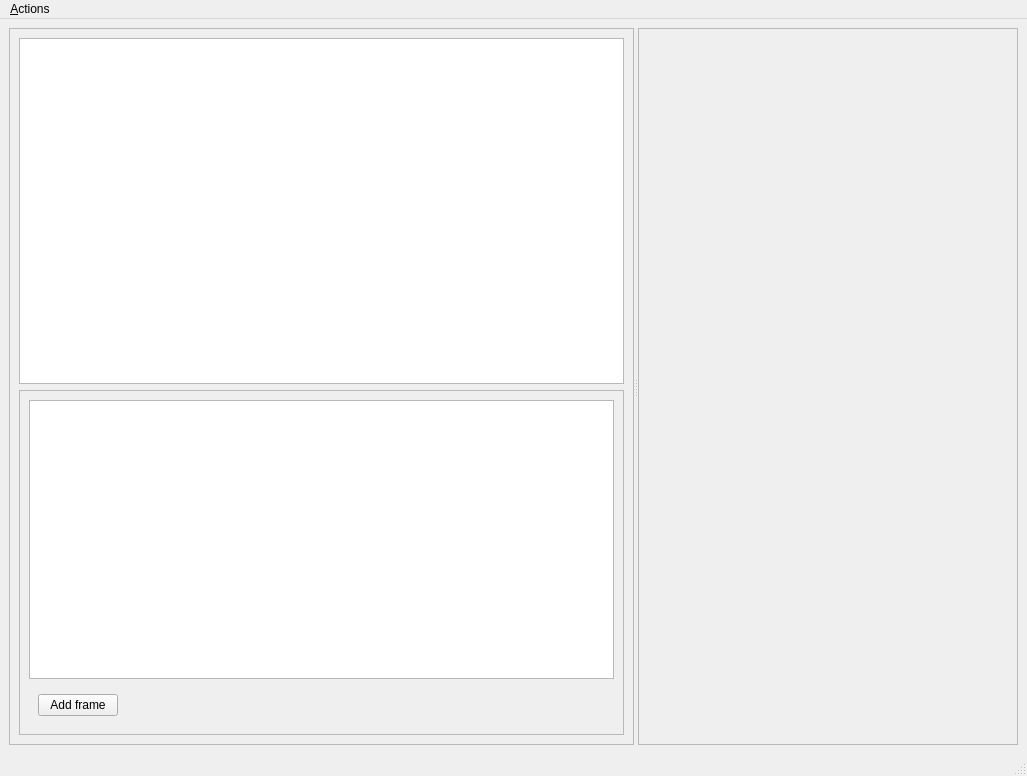
Qt form vtk/Trans/Trans_app_Qt_VTK.ui (timeanddoctor/pystuff) before a commit.
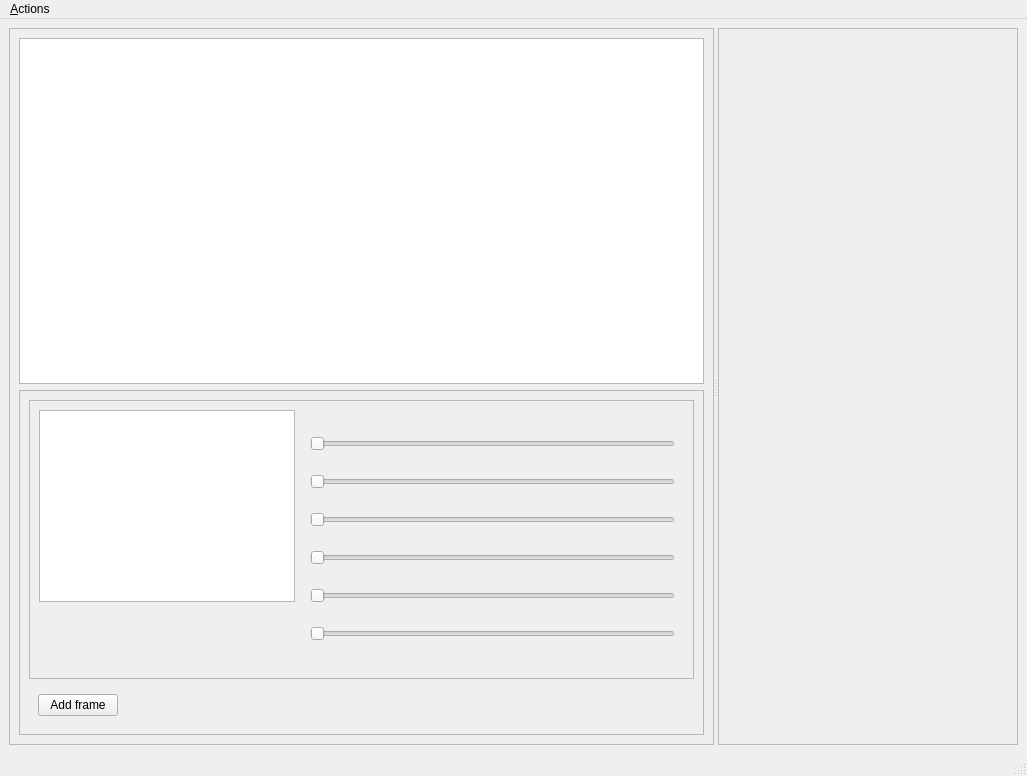
The same form after that commit.

The edit to the form file:
```diff
--- a/vtk/Trans/Trans_app_Qt_VTK.ui
+++ b/vtk/Trans/Trans_app_Qt_VTK.ui
@@ -73,11 +73,100 @@
              <item>
               <layout class="QVBoxLayout" name="verticalLayout">
                <item>
-                <widget class="QTableView" name="tblTransform">
-                 <size>
-                  <width>4</width>
-                  <height>4</height>
-                 </size>
+                <widget class="QFrame" name="frame_3">
+                 <property name="frameShape">
+                  <enum>QFrame::StyledPanel</enum>
+                 </property>
+                 <property name="frameShadow">
+                  <enum>QFrame::Raised</enum>
+                 </property>
+                 <layout class="QHBoxLayout" name="horizontalLayout_6">
+                  <item>
+                   <layout class="QVBoxLayout" name="verticalLayout_4">
+                    <item>
+                     <widget class="QTableView" name="tblTransform">
+                      <property name="sizePolicy">
+                       <sizepolicy hsizetype="Minimum" vsizetype="Minimum">
+                        <horstretch>0</horstretch>
+                        <verstretch>0</verstretch>
+                       </sizepolicy>
+                      </property>
+                     </widget>
+                    </item>
+                    <item>
+                     <spacer name="verticalSpacer">
+                      <property name="orientation">
+                       <enum>Qt::Vertical</enum>
+                      </property>
+                      <property name="sizeHint" stdset="0">
+                       <size>
+                        <width>40</width>
+                        <height>40</height>
+                       </size>
+                      </property>
+                     </spacer>
+                    </item>
+                   </layout>
+                  </item>
+                  <item>
+                   <widget class="QFrame" name="frame_4">
+                    <property name="minimumSize">
+                     <size>
+                      <width>100</width>
+                      <height>0</height>
+                     </size>
+                    </property>
+                    <layout class="QHBoxLayout" name="horizontalLayout_7">
+                     <item>
+                      <layout class="QVBoxLayout" name="verticalSliderLayout">
+                       <item>
+                        <widget class="QSlider" name="rotXSlider">
+                         <property name="orientation">
+                          <enum>Qt::Horizontal</enum>
+                         </property>
+                        </widget>
+                       </item>
+                       <item>
+                        <widget class="QSlider" name="rotYSlider">
+                         <property name="orientation">
+                          <enum>Qt::Horizontal</enum>
+                         </property>
+                        </widget>
+                       </item>
+                       <item>
+                        <widget class="QSlider" name="rotZSlider">
+                         <property name="orientation">
+                          <enum>Qt::Horizontal</enum>
+                         </property>
+                        </widget>
+                       </item>
+                       <item>
+                        <widget class="QSlider" name="transXSlider">
+                         <property name="orientation">
+                          <enum>Qt::Horizontal</enum>
+                         </property>
+                        </widget>
+                       </item>
+                       <item>
+                        <widget class="QSlider" name="transYSlider">
+                         <property name="orientation">
+                          <enum>Qt::Horizontal</enum>
+                         </property>
+                        </widget>
+                       </item>
+                       <item>
+                        <widget class="QSlider" name="transZSlider">
+                         <property name="orientation">
+                          <enum>Qt::Horizontal</enum>
+                         </property>
+                        </widget>
+                       </item>
+                      </layout>
+                     </item>
+                    </layout>
+                   </widget>
+                  </item>
+                 </layout>
                 </widget>
                </item>
                <item>
```
Left out of the diff: 20 changed lines with no effect on the pictures.
